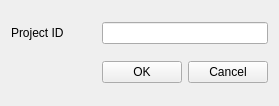
Above: lib/rapuma/dialog/menu_project_select_dlg.ui from sillsdev/rapuma before the change. Below: the same form after it.
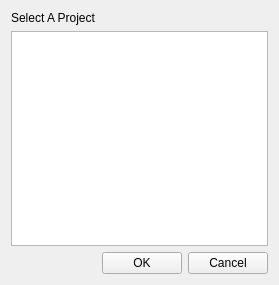
That is the form after the change.

Commit message: Project and group select work - testing

```diff
--- a/lib/rapuma/dialog/menu_project_select_dlg.ui
+++ b/lib/rapuma/dialog/menu_project_select_dlg.ui
@@ -7,38 +7,28 @@
     <x>0</x>
     <y>0</y>
     <width>279</width>
-    <height>106</height>
+    <height>285</height>
    </rect>
   </property>
   <property name="windowTitle">
    <string>Rapuma - Select Project</string>
   </property>
   <layout class="QGridLayout" name="gridLayout">
-   <item row="1" column="2">
-    <widget class="QPushButton" name="pushButtonCancel">
+   <item row="0" column="0" colspan="2">
+    <widget class="QLabel" name="labelSelectProject">
      <property name="text">
-      <string>Cancel</string>
+      <string>Select A Project</string>
      </property>
     </widget>
    </item>
-   <item row="1" column="1">
-    <widget class="QPushButton" name="pushButtonOk">
+   <item row="1" column="0" colspan="3">
+    <widget class="QListWidget" name="listWidgetProjects">
      <property name="toolTip">
       <string>Remove a selected project</string>
      </property>
-     <property name="text">
-      <string>OK</string>
-     </property>
     </widget>
    </item>
-   <item row="0" column="1" colspan="2">
-    <widget class="QLineEdit" name="lineEditPid">
-     <property name="toolTip">
-      <string>ID of the project to be removed</string>
-     </property>
-    </widget>
-   </item>
-   <item row="1" column="0">
+   <item row="2" column="0">
     <spacer name="horizontalSpacer">
      <property name="orientation">
       <enum>Qt::Horizontal</enum>
@@ -51,10 +41,20 @@
      </property>
     </spacer>
    </item>
-   <item row="0" column="0">
-    <widget class="QLabel" name="labelPid">
+   <item row="2" column="1">
+    <widget class="QPushButton" name="pushButtonOk">
+     <property name="toolTip">
+      <string>Remove a selected project</string>
+     </property>
      <property name="text">
-      <string>Project ID</string>
+      <string>OK</string>
+     </property>
+    </widget>
+   </item>
+   <item row="2" column="2">
+    <widget class="QPushButton" name="pushButtonCancel">
+     <property name="text">
+      <string>Cancel</string>
      </property>
     </widget>
    </item>
```
Left out of the diff: 3 changed lines with no effect on the pictures. The commit also changes 13 other files.
